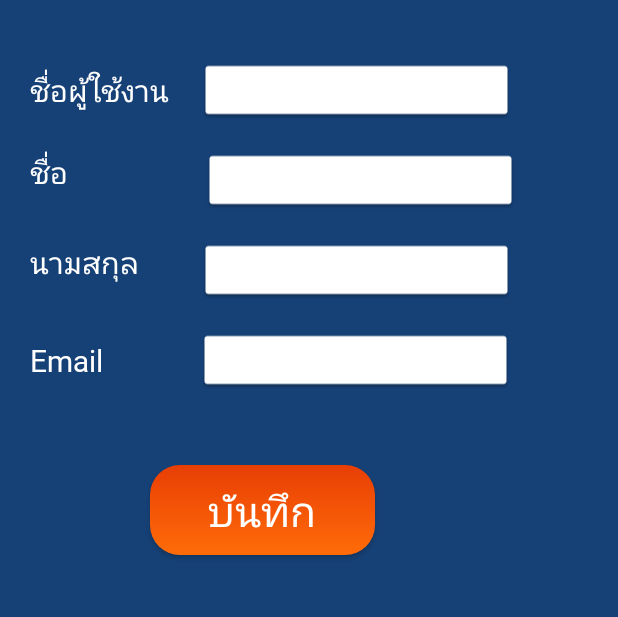
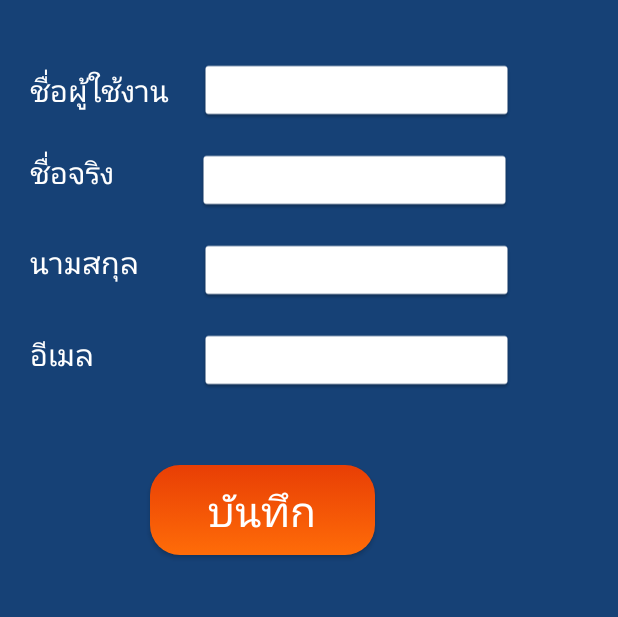
Before and after one commit to Zchacha/winwinapp, an Android app: the editprofile screen opened directly, with no data from a screen before it, on a phone screen of 412 x 824 dp, the part 339-956 px from its top. Run offline under Robolectric (Android 15) with nearby library versions, the phone set to English and light mode, and no system bars; Roboto replaces fonts that are not available here.

Commit message:
แก้ไขปุ่มชื่อกับอีเมลล์

```diff
--- a/app/src/main/res/layout/activity_editprofile.xml
+++ b/app/src/main/res/layout/activity_editprofile.xml
@@ -58,7 +58,7 @@
             android:layout_marginLeft="20dp"
             android:layout_marginTop="20dp"
             android:fontFamily="@font/mitr_extralight"
-            android:text="ชื่อ"
+            android:text="ชื่อจริง"
             android:textColor="#FFFFFF"
             android:textSize="20sp" />
 
@@ -66,7 +66,7 @@
             android:id="@+id/editText2"
             android:layout_width="210dp"
             android:layout_height="40dp"
-            android:layout_marginLeft="90dp"
+            android:layout_marginLeft="55dp"
             android:layout_marginTop="20dp"
             android:layout_marginRight="80dp"
             android:background="@drawable/common_google_signin_btn_icon_light_normal_background" />
@@ -107,21 +107,21 @@
         android:orientation="horizontal">
 
         <TextView
-            android:id="@+id/textView4"
+            android:id="@+id/email"
             android:layout_width="wrap_content"
             android:layout_height="wrap_content"
             android:layout_marginLeft="20dp"
             android:layout_marginTop="20dp"
             android:fontFamily="@font/mitr_extralight"
-            android:text="Email"
+            android:text="อีเมล"
             android:textColor="#FFFFFF"
             android:textSize="20sp" />
 
-        <EditText
-            android:id="@+id/editText4"
+        <TextView
+            android:id="@+id/showemail"
             android:layout_width="210dp"
             android:layout_height="40dp"
-            android:layout_marginLeft="63dp"
+            android:layout_marginLeft="70dp"
             android:layout_marginTop="20dp"
             android:layout_marginRight="30dp"
             android:background="@drawable/common_google_signin_btn_icon_light_normal_background" />
--- a/app/src/main/res/layout/activity_home.xml
+++ b/app/src/main/res/layout/activity_home.xml
@@ -109,7 +109,7 @@
                 android:orientation="horizontal">
 
                 <TextView
-                    android:id="@+id/textView4"
+                    android:id="@+id/email"
                     android:layout_width="wrap_content"
                     android:layout_height="wrap_content"
                     android:layout_marginLeft="10dp"
```
